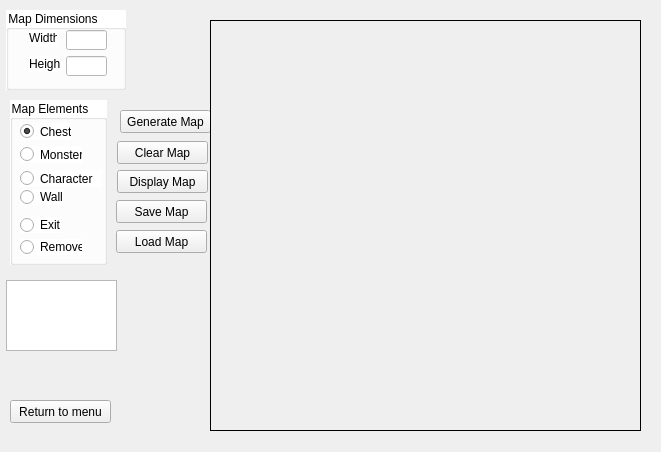
TeamQuadForce/Comp345RPG, file MapGenerator/mapgenerator.ui: the form before one commit.
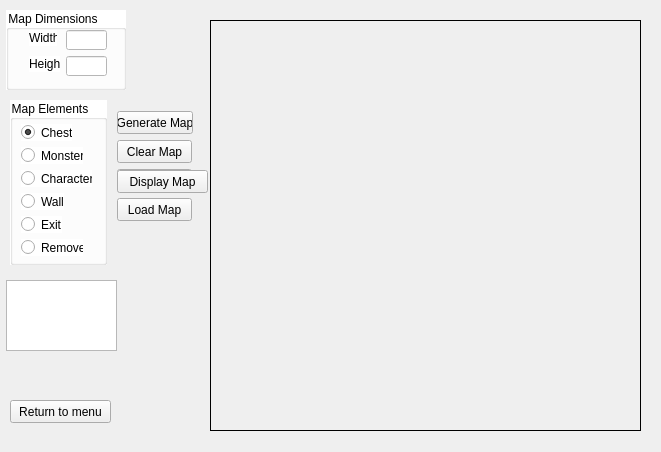
The form after the commit. Icons and pictures are not drawn.

Commit message: Fixed the buttons and the radios so that they are aligned.

Diff of the .ui file:
```diff
--- a/MapGenerator/mapgenerator.ui
+++ b/MapGenerator/mapgenerator.ui
@@ -31,10 +31,10 @@
    <widget class="QRadioButton" name="wallButton">
     <property name="geometry">
      <rect>
-      <x>10</x>
-      <y>89</y>
+      <x>11</x>
+      <y>93</y>
       <width>43</width>
-      <height>16</height>
+      <height>17</height>
      </rect>
     </property>
     <property name="text">
@@ -47,10 +47,10 @@
    <widget class="QRadioButton" name="exitButton">
     <property name="geometry">
      <rect>
-      <x>10</x>
-      <y>117</y>
+      <x>11</x>
+      <y>116</y>
       <width>41</width>
-      <height>16</height>
+      <height>17</height>
      </rect>
     </property>
     <property name="text">
@@ -63,10 +63,10 @@
    <widget class="QRadioButton" name="removeButton">
     <property name="geometry">
      <rect>
-      <x>10</x>
+      <x>11</x>
       <y>139</y>
       <width>62</width>
-      <height>16</height>
+      <height>17</height>
      </rect>
     </property>
     <property name="text">
@@ -79,8 +79,8 @@
    <widget class="QRadioButton" name="chestButton">
     <property name="geometry">
      <rect>
-      <x>10</x>
-      <y>23</y>
+      <x>11</x>
+      <y>24</y>
       <width>51</width>
       <height>17</height>
      </rect>
@@ -98,8 +98,8 @@
    <widget class="QRadioButton" name="monsterButton">
     <property name="geometry">
      <rect>
-      <x>10</x>
-      <y>46</y>
+      <x>11</x>
+      <y>47</y>
       <width>62</width>
       <height>17</height>
      </rect>
@@ -114,9 +114,9 @@
    <widget class="QRadioButton" name="characterButton">
     <property name="geometry">
      <rect>
-      <x>10</x>
+      <x>11</x>
       <y>70</y>
-      <width>82</width>
+      <width>71</width>
       <height>17</height>
      </rect>
     </property>
@@ -131,9 +131,9 @@
   <widget class="QPushButton" name="saveMapButton">
    <property name="geometry">
     <rect>
-     <x>116</x>
-     <y>200</y>
-     <width>91</width>
+     <x>117</x>
+     <y>169</y>
+     <width>75</width>
      <height>23</height>
     </rect>
    </property>
@@ -144,9 +144,9 @@
   <widget class="QPushButton" name="loadMapButton">
    <property name="geometry">
     <rect>
-     <x>116</x>
-     <y>230</y>
-     <width>91</width>
+     <x>117</x>
+     <y>198</y>
+     <width>75</width>
      <height>23</height>
     </rect>
    </property>
@@ -265,9 +265,9 @@
   <widget class="QPushButton" name="generateMapButton">
    <property name="geometry">
     <rect>
-     <x>120</x>
-     <y>110</y>
-     <width>91</width>
+     <x>117</x>
+     <y>111</y>
+     <width>76</width>
      <height>23</height>
     </rect>
    </property>
@@ -292,8 +292,8 @@
    <property name="geometry">
     <rect>
      <x>117</x>
-     <y>141</y>
-     <width>91</width>
+     <y>140</y>
+     <width>75</width>
      <height>23</height>
     </rect>
    </property>
```
